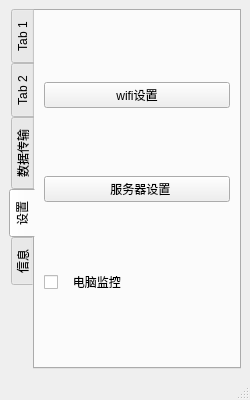
Above: Software/QT-rebuid/Sparrow/mainwindow.ui from Magiclxw/Sparrow before the change. Below: the same form after it.
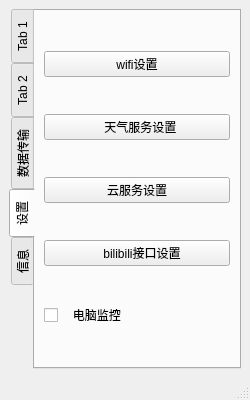
That is the form after the change.

```diff
--- a/Software/QT-rebuid/Sparrow/mainwindow.ui
+++ b/Software/QT-rebuid/Sparrow/mainwindow.ui
@@ -66,7 +66,21 @@
         <item>
          <widget class="QPushButton" name="pushButton_3">
           <property name="text">
-           <string>  服务器设置</string>
+           <string>  天气服务设置</string>
+          </property>
+         </widget>
+        </item>
+        <item>
+         <widget class="QPushButton" name="btnSetMqtt">
+          <property name="text">
+           <string>云服务设置</string>
+          </property>
+         </widget>
+        </item>
+        <item>
+         <widget class="QPushButton" name="btnSetBilibili">
+          <property name="text">
+           <string>   bilibili接口设置</string>
           </property>
          </widget>
         </item>
```
Left out of the diff: 2 changed lines with no effect on the pictures.
